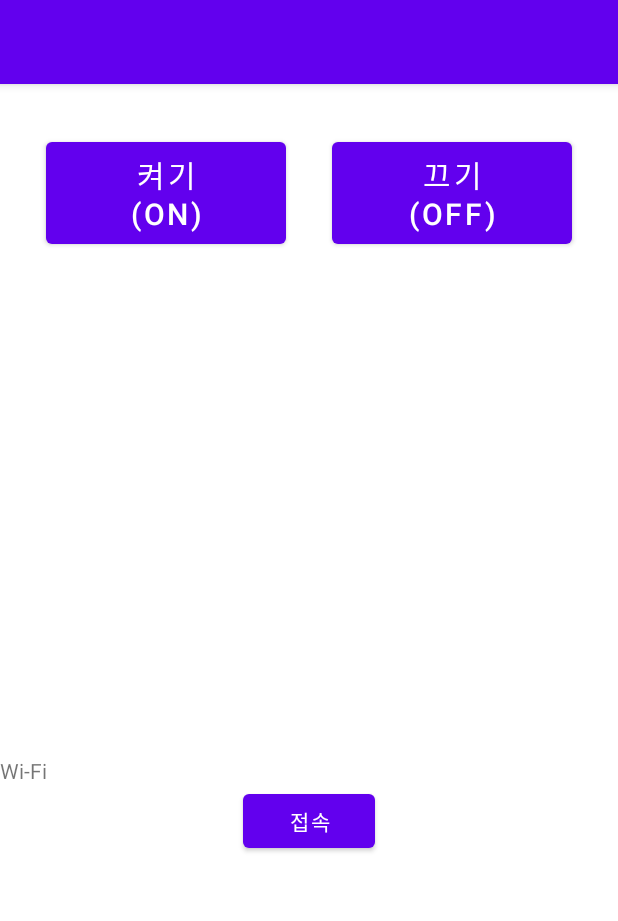
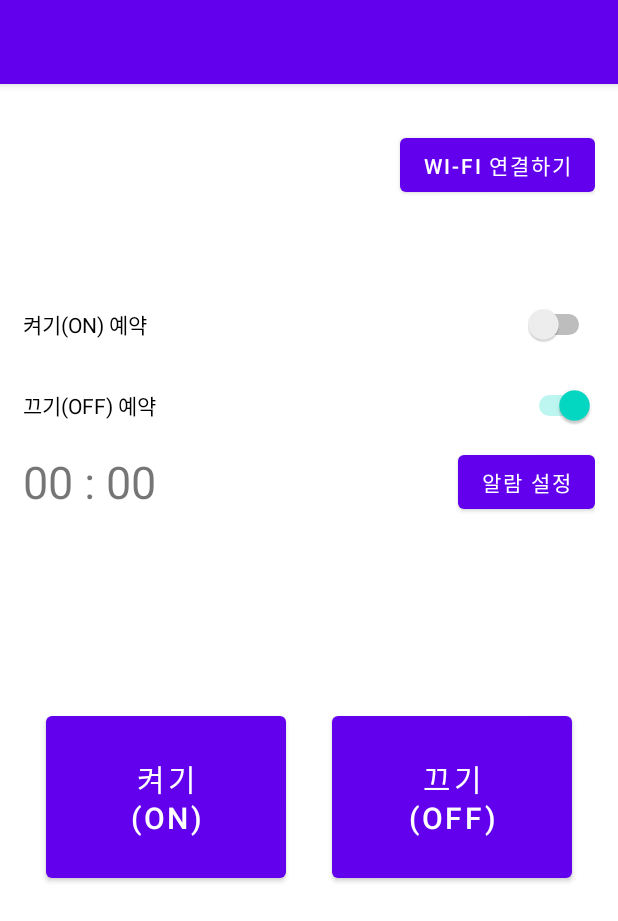
Before and after one commit to 2sjin/SmartSwitch, an Android app: the screen it shows after launch (MainActivity), after a tap on "켜기(ON) 예약", on a phone screen of 412 x 824 dp. Shown: the top 921 px of the screen. Run offline under Robolectric (Android 15) with nearby library versions, the light colour scheme and no system bars; 2 other taps on this screen came first.

Commit message:
App UI 개선

```diff
--- a/app/src/main/java/com/example/smartswitch/MainActivity.java
+++ b/app/src/main/java/com/example/smartswitch/MainActivity.java
@@ -3,6 +3,7 @@ package com.example.smartswitch;
 import androidx.appcompat.app.AlertDialog;
 import androidx.appcompat.app.AppCompatActivity;
 
+import android.app.TimePickerDialog;
 import android.content.DialogInterface;
 import android.content.Intent;
 import android.os.Bundle;
@@ -12,9 +13,15 @@ import android.widget.*;
 
 public class MainActivity extends AppCompatActivity {
     private static long back_pressed;
+    int alarmHour=0, alarmMinute=0;
 
-    Switch alarmSwitch;
-    LinearLayout alarmLayout;
+    Switch alarmSwitch1;
+    Switch alarmSwitch2;
+    LinearLayout alarmLayout1;
+    LinearLayout alarmLayout2;
+    TextView alarmTime1;
+    TextView alarmTime2;
+
     WebView webView;
 
     @Override
@@ -22,14 +29,13 @@ public class MainActivity extends AppCompatActivity {
         super.onCreate(savedInstanceState);
         setContentView(R.layout.activity_main);
 
-        loadView();
-
-
-    }
-
-    @Override
-    protected void onResume() {
-        super.onResume();
+        alarmSwitch1 = findViewById(R.id.AlarmSwitch1);
+        alarmSwitch2 = findViewById(R.id.AlarmSwitch2);
+        alarmLayout1 = findViewById(R.id.AlarmLayout1);
+        alarmLayout2 = findViewById(R.id.AlarmLayout2);
+        alarmTime1 = findViewById(R.id.AlarmTime1);
+        alarmTime2 = findViewById(R.id.AlarmTime2);
+        webView = findViewById(R.id.wmWebView);
     }
 
     // 뒤로가기 버튼을 눌렀을 때
@@ -45,12 +51,30 @@ public class MainActivity extends AppCompatActivity {
         }
     }
 
-    // 알람 스위치를 눌렀을 때
-    public void onClickAlarmSwitch (View view) {
-        if(alarmSwitch.isChecked() == true)
-            alarmLayout.setVisibility(View.VISIBLE);
+    // 알람 스위치 1 눌렀을 때
+    public void onClickAlarmSwitch1 (View view) {
+        if(alarmSwitch1.isChecked() == true)
+            alarmLayout1.setVisibility(View.VISIBLE);
         else
-            alarmLayout.setVisibility(View.GONE);
+            alarmLayout1.setVisibility(View.GONE);
+    }
+
+    // 알람 스위치 2 눌렀을 때
+    public void onClickAlarmSwitch2 (View view) {
+        if(alarmSwitch2.isChecked() == true)
+            alarmLayout2.setVisibility(View.VISIBLE);
+        else
+            alarmLayout2.setVisibility(View.GONE);
+    }
+
+    // 알람 설정 버튼 1 눌렀을 때
+    public void onClickAlarmButton1(View view) {
+        showTimePickerDialog(alarmTime1);
+    }
+
+    // 알람 설정 버튼 2 눌렀을 때
+    public void onClickAlarmButton2(View view) {
+        showTimePickerDialog(alarmTime2);
     }
 
     // ON 버튼을 눌렀을 때
@@ -71,22 +95,14 @@ public class MainActivity extends AppCompatActivity {
         startActivity(intent);
     }
 
-    // View 불러오기
-    public void loadView() {
-        alarmSwitch = findViewById(R.id.onAlarmSwitch);
-        alarmLayout = findViewById(R.id.AlarmLayout);
-        webView = findViewById(R.id.wmWebView);
-    }
-
     // 테스트
     public void startTest(View view) {
         Intent intent = new Intent(getApplicationContext(), TestActivity.class);
         startActivity(intent);
     }
 
-    // 다이얼로그 출력
-    public void showErrorDialog(String message)
-    {
+    // 에러 다이얼로그 출력
+    public void showErrorDialog(String message) {
         AlertDialog.Builder builder = new AlertDialog.Builder(this);
         builder.setTitle("Error");
         builder.setCancelable(false);
@@ -100,6 +116,19 @@ public class MainActivity extends AppCompatActivity {
         builder.create().show();
     }
 
+    // TimePicker 다이얼로그 출력
+    public void showTimePickerDialog(TextView tvAlarmTime) {
+        TimePickerDialog timePickerDialog = new TimePickerDialog
+                (MainActivity.this, android.app.AlertDialog.THEME_HOLO_DARK, new TimePickerDialog.OnTimeSetListener() {
+                    @Override
+                    public void onTimeSet(TimePicker view, int hourOfDay, int minute) {
+                        tvAlarmTime.setText(String.format("%02d : %02d", hourOfDay, minute));
+                    }
+                }, alarmHour, alarmMinute, true);
+        timePickerDialog.show();
+    }
+
+
 
 
 }
--- a/app/src/main/res/layout/activity_main.xml
+++ b/app/src/main/res/layout/activity_main.xml
@@ -7,6 +7,8 @@
     android:gravity="center|top"
     android:orientation="vertical"
     android:layout_marginTop="30dp"
+    android:layout_marginLeft="15dp"
+    android:layout_marginRight="15dp"
     tools:context=".MainActivity" >
 
     <WebView
@@ -19,7 +21,98 @@
 
     <LinearLayout
         android:layout_width="match_parent"
-        android:layout_height="86dp"
+        android:layout_height="103dp"
+        android:gravity="right|top"
+        android:orientation="vertical">
+
+        <Button
+            android:id="@+id/button"
+            android:layout_width="wrap_content"
+            android:layout_height="wrap_content"
+            android:onClick="onClickButtonConnect"
+            android:text="Wi-Fi 연결하기" />
+
+    </LinearLayout>
+
+    <ScrollView
+        android:layout_width="match_parent"
+        android:layout_height="222dp">
+
+        <LinearLayout
+            android:id="@+id/AlarmLayout"
+            android:layout_width="match_parent"
+            android:layout_height="wrap_content"
+            android:orientation="vertical">
+
+            <Switch
+                android:id="@+id/AlarmSwitch1"
+                android:layout_width="match_parent"
+                android:layout_height="54dp"
+                android:checked="true"
+                android:onClick="onClickAlarmSwitch1"
+                android:text="켜기(ON) 예약" />
+
+            <LinearLayout
+                android:id="@+id/AlarmLayout1"
+                android:layout_width="match_parent"
+                android:layout_height="match_parent"
+                android:gravity="center"
+                android:orientation="horizontal">
+
+                <TextView
+                    android:id="@+id/AlarmTime1"
+                    android:layout_width="320dp"
+                    android:layout_height="wrap_content"
+                    android:layout_weight="1"
+                    android:text="00 : 00"
+                    android:textSize="30dp" />
+
+                <Button
+                    android:id="@+id/AlarmButton1"
+                    android:layout_width="wrap_content"
+                    android:layout_height="wrap_content"
+                    android:onClick="onClickAlarmButton1"
+                    android:text="알람 설정" />
+
+            </LinearLayout>
+
+            <Switch
+                android:id="@+id/AlarmSwitch2"
+                android:layout_width="match_parent"
+                android:layout_height="54dp"
+                android:checked="true"
+                android:onClick="onClickAlarmSwitch2"
+                android:text="끄기(OFF) 예약" />
+
+            <LinearLayout
+                android:id="@+id/AlarmLayout2"
+                android:layout_width="match_parent"
+                android:layout_height="match_parent"
+                android:gravity="center"
+                android:orientation="horizontal">
+
+                <TextView
+                    android:id="@+id/AlarmTime2"
+                    android:layout_width="320dp"
+                    android:layout_height="wrap_content"
+                    android:layout_weight="1"
+                    android:text="00 : 00"
+                    android:textSize="30dp" />
+
+                <Button
+                    android:id="@+id/AlarmButton2"
+                    android:layout_width="wrap_content"
+                    android:layout_height="wrap_content"
+                    android:onClick="onClickAlarmButton2"
+                    android:text="알람 설정" />
+            </LinearLayout>
+
+        </LinearLayout>
+    </ScrollView>
+
+    <LinearLayout
+        android:layout_width="match_parent"
+        android:layout_height="240dp"
         android:layout_marginBottom="25dp"
         android:gravity="center"
         android:orientation="horizontal">
@@ -27,7 +120,7 @@
         <Button
             android:id="@+id/buttonOn"
             android:layout_width="160dp"
-            android:layout_height="80dp"
+            android:layout_height="120dp"
             android:layout_marginLeft="15dp"
             android:layout_marginRight="15dp"
             android:onClick="onClickButtonOn"
@@ -37,7 +130,7 @@
         <Button
             android:id="@+id/buttonOff"
             android:layout_width="160dp"
-            android:layout_height="80dp"
+            android:layout_height="120dp"
             android:layout_marginLeft="15dp"
             android:layout_marginRight="15dp"
             android:onClick="onClickButtonOff"
@@ -46,52 +139,4 @@
 
     </LinearLayout>
 
-    <ScrollView
-        android:layout_width="match_parent"
-        android:layout_height="276dp">
-
-        <LinearLayout
-            android:id="@+id/AlarmLayout"
-            android:layout_width="match_parent"
-            android:layout_height="wrap_content"
-            android:orientation="vertical">
-
-            <Switch
-                android:id="@+id/onAlarmSwitch"
-                android:layout_width="374dp"
-                android:layout_height="54dp"
-                android:checked="true"
-                android:onClick="onClickAlarmSwitch"
-                android:text="켜기(ON) 예약" />
-
-            <TimePicker
-                android:id="@+id/onTimePicker"
-                android:layout_width="match_parent"
-                android:layout_height="295dp"
-                android:timePickerMode="spinner" />
-
-        </LinearLayout>
-    </ScrollView>
-
-    <LinearLayout
-        android:layout_width="match_parent"
-        android:layout_height="129dp"
-        android:gravity="center"
-        android:orientation="vertical">
-
-        <TextView
-            android:id="@+id/textView2"
-            android:layout_width="match_parent"
-            android:layout_height="wrap_content"
-            android:text="Wi-Fi" />
-
-        <Button
-            android:id="@+id/button"
-            android:layout_width="wrap_content"
-            android:layout_height="wrap_content"
-            android:onClick="onClickButtonConnect"
-            android:text="접속" />
-
-    </LinearLayout>
-
 </LinearLayout>
```
